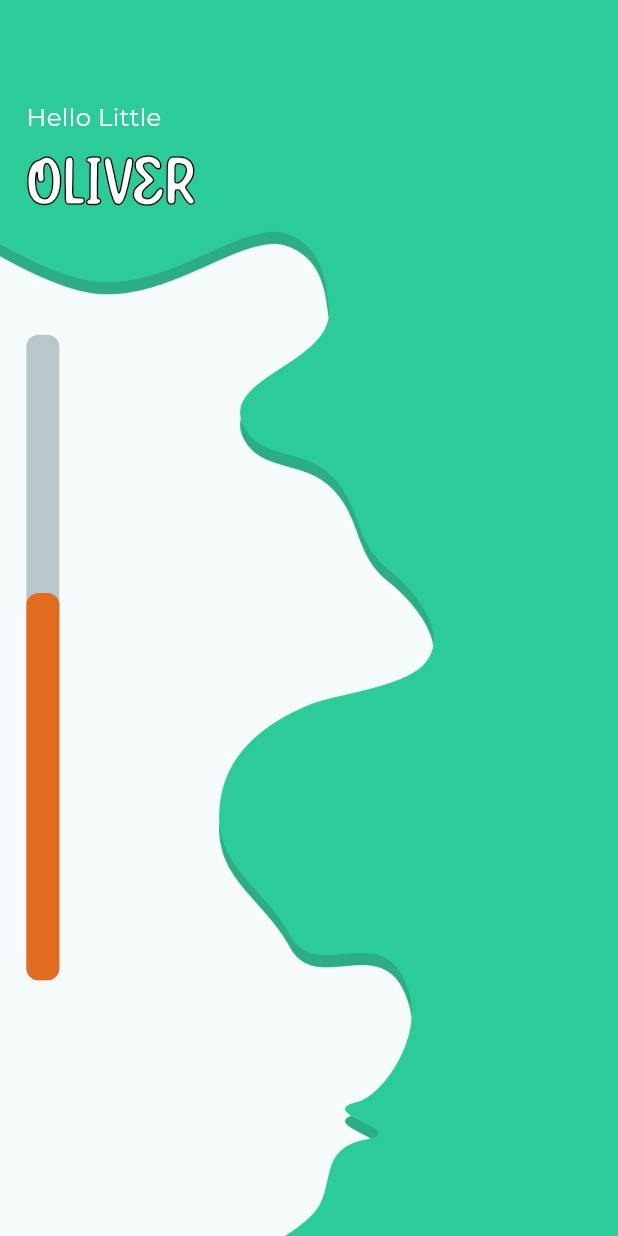
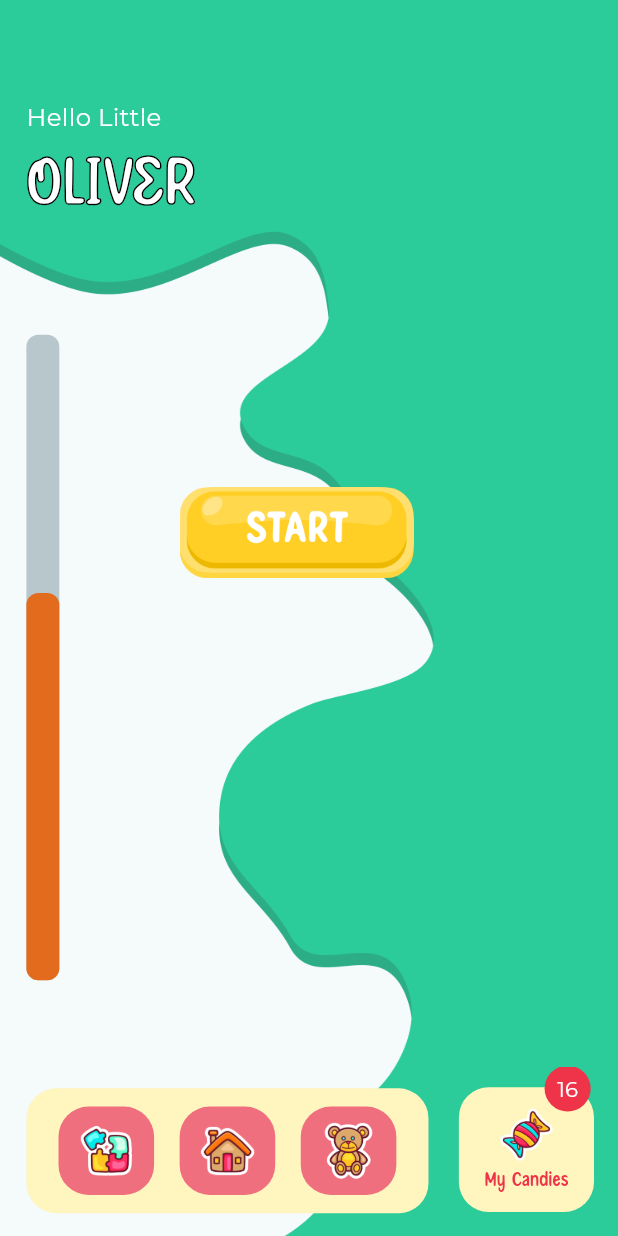
Before and after one commit to youssefhedefa/kid_teaching, a Flutter app: the screen it shows after launch, on a phone screen of 412 x 824 dp. Run offline on Flutter 3.47's test engine with Material 3 defaults, Android fonts, the phone set to English and light mode, and no system bars; drawn by our look-alikes of percent_indicator; our stand-ins replace flutter_screenutil, google_fonts.

Commit message:
add start button create floating button create custom navigator bar

```diff
--- a/lib/core/helper/image_provider.dart
+++ b/lib/core/helper/image_provider.dart
@@ -7,4 +7,12 @@ class AssetImageProvider{
   static const String topStartsImage = 'assets/images/top_stars.png';
   static const String penguinImage = 'assets/images/Penguin.png';
   static const String homeBackgroundImage = 'assets/images/home_background.png';
+  static const String startButtonImage = 'assets/images/start_button.png';
+  static const String candyImage = 'assets/images/candy.png';
+  static const String puzzleImage = 'assets/images/puzzle.png';
+  static const String homeImage = 'assets/images/home.png';
+  static const String bearImage = 'assets/images/bear.png';
+
+
+
 }
--- a/lib/core/theming/colors.dart
+++ b/lib/core/theming/colors.dart
@@ -5,4 +5,7 @@ class ColorProvider{
   static const Color splashTextColor = Color(0xffFFCF25);
   static const Color progressBackgroundColor = Color.fromRGBO(254, 247, 240,0);
   static const Color progressColor = Color(0xffE26B1E);
+  static const Color floatingActionButtonBackgroundColor = Color(0xffFFF5BE);
+  static const Color homeFloatingActionBottomNameColor = Color(0xffEF3349);
+  static const Color bottomNavItemColor = Color(0xffF06F7F);
 }
--- a/lib/core/theming/text_style.dart
+++ b/lib/core/theming/text_style.dart
@@ -1,5 +1,6 @@
 import 'package:flutter/material.dart';
 import 'package:flutter_screenutil/flutter_screenutil.dart';
+import 'package:google_fonts/google_fonts.dart';
 import 'package:kid_teaching/core/theming/colors.dart';
 
 class TextStyleProvider {
@@ -34,4 +35,15 @@ class TextStyleProvider {
         ..color = Colors.black
   );
 
+  static TextStyle homeFloatingActionBottomCounterSemiBold14 = GoogleFonts.montserrat(
+    fontSize: 14.sp,
+    fontWeight: FontWeight.normal,
+    color: Colors.white,
+  );
+
+  static TextStyle homeFloatingActionBottomNameRegular14 = TextStyle(
+    color: ColorProvider.homeFloatingActionBottomNameColor,
+    fontFamily: 'Summary_notes',
+    fontSize: 14.sp,
+  );
 }
--- a/lib/features/home_screen/presentation/views/home_view.dart
+++ b/lib/features/home_screen/presentation/views/home_view.dart
@@ -1,8 +1,6 @@
 import 'package:flutter/material.dart';
-import 'package:flutter_screenutil/flutter_screenutil.dart';
-import 'package:kid_teaching/core/helper/image_provider.dart';
-import 'widgets/home_view_title.dart';
-import 'widgets/indicator_bar.dart';
+import 'package:kid_teaching/features/home_screen/presentation/views/widgets/home_view_body.dart';
+import 'widgets/home_floating_action_button.dart';
 
 class HomeView extends StatefulWidget {
   const HomeView({super.key});
@@ -14,37 +12,9 @@ class HomeView extends StatefulWidget {
 class _HomeViewState extends State<HomeView> {
   @override
   Widget build(BuildContext context) {
-    return Scaffold(
-      body: SizedBox(
-        width: MediaQuery.of(context).size.width,
-        height: MediaQuery.of(context).size.height,
-        child: Stack(
-          children: [
-            const Positioned(
-              right: 0,
-              top: 0,
-              bottom: 0,
-              left: 0,
-              child: Image(
-                fit: BoxFit.fill,
-                image: AssetImage(
-                  AssetImageProvider.homeBackgroundImage,
-                ),
-              ),
-            ),
-            Positioned(
-              left: 16.w,
-              top: 66.h,
-              child: const HomeViewTitle(),
-            ),
-            Positioned(
-              top: 210.h,
-                left: 16.w,
-                child: const IndicatorBar(),
-            ),
-          ],
-        ),
-      ),
+    return const Scaffold(
+      body: HomeViewBody(),
+      floatingActionButton: HomeFloatingActionButton(),
     );
   }
 }
--- /dev/null
+++ b/lib/features/home_screen/presentation/views/widgets/bottom_nav_item.dart
@@ -0,0 +1,29 @@
+
+
+import 'package:flutter/material.dart';
+import 'package:flutter_screenutil/flutter_screenutil.dart';
+import 'package:kid_teaching/core/theming/colors.dart';
+
+class BottomItemNav extends StatelessWidget {
+  const BottomItemNav({super.key, required this.image});
+
+  final String image;
+
+  @override
+  Widget build(BuildContext context) {
+    return Container(
+      width: 58.w,
+      height: 58.h,
+      decoration: BoxDecoration(
+        color: ColorProvider.bottomNavItemColor,
+        borderRadius: BorderRadius.circular(20),
+      ),
+      child: Center(
+        child: Image(
+          width: 42.w,
+          height: 42.h,
+          image: AssetImage(image),),
+      ),
+    );
+  }
+}
--- /dev/null
+++ b/lib/features/home_screen/presentation/views/widgets/custom_bottom_navigator_bar.dart
@@ -0,0 +1,35 @@
+
+
+import 'package:flutter/material.dart';
+import 'package:flutter_screenutil/flutter_screenutil.dart';
+import 'package:kid_teaching/core/helper/image_provider.dart';
+import 'package:kid_teaching/core/theming/colors.dart';
+
+import 'bottom_nav_item.dart';
+
+class CustomBottomNavigatorBar extends StatelessWidget {
+  const CustomBottomNavigatorBar({super.key});
+
+  @override
+  Widget build(BuildContext context) {
+    return Container(
+      width: 244.w,
+      height: 82.h,
+      decoration: BoxDecoration(
+        color: ColorProvider.floatingActionButtonBackgroundColor,
+        borderRadius: BorderRadius.circular(20),
+      ),
+      child: Row(
+        mainAxisAlignment: MainAxisAlignment.spaceBetween,
+        children: [
+          SizedBox(width: 4.w,),
+          const BottomItemNav(image: AssetImageProvider.puzzleImage,),
+          const BottomItemNav(image: AssetImageProvider.homeImage,),
+          const BottomItemNav(image: AssetImageProvider.bearImage,),
+          SizedBox(width: 4.w,),
+
+        ],
+      ),
+    );
+  }
+}
--- /dev/null
+++ b/lib/features/home_screen/presentation/views/widgets/home_floating_action_button.dart
@@ -0,0 +1,58 @@
+import 'package:flutter/material.dart';
+import 'package:flutter_screenutil/flutter_screenutil.dart';
+import 'package:kid_teaching/core/helper/image_provider.dart';
+import 'package:kid_teaching/core/theming/colors.dart';
+import 'package:kid_teaching/core/theming/text_style.dart';
+
+class HomeFloatingActionButton extends StatelessWidget {
+  const HomeFloatingActionButton({super.key});
+
+  @override
+  Widget build(BuildContext context) {
+    return SizedBox(
+      width: 90.w,
+      height: 95.h,
+      child: Stack(
+        alignment: Alignment.bottomRight,
+        children: [
+          Container(
+            width: 82.w,
+            height: 82.h,
+            decoration: BoxDecoration(
+              color: ColorProvider.floatingActionButtonBackgroundColor,
+              borderRadius: BorderRadius.circular(20),
+            ),
+            child: Column(
+              mainAxisAlignment: MainAxisAlignment.center,
+              children: [
+                Image(
+                  width:42.w,
+                  height: 42.h,
+                  image: const AssetImage(
+                    AssetImageProvider.candyImage,
+                  ),
+                ),
+                Text(
+                  'My Candies',
+                  style: TextStyleProvider.homeFloatingActionBottomNameRegular14,
+                ),
+              ],
+            ),
+          ),
+          Positioned(
+            left: 60.w,
+            bottom: 66.h,
+            child: CircleAvatar(
+              radius: 14.dm,
+              backgroundColor: const Color(0xffEF3349),
+              child: Text(
+                '16',
+                style: TextStyleProvider.homeFloatingActionBottomCounterSemiBold14,
+              ),
+            ),
+          ),
+        ],
+      ),
+    );
+  }
+}
--- /dev/null
+++ b/lib/features/home_screen/presentation/views/widgets/home_view_body.dart
@@ -0,0 +1,55 @@
+import 'package:flutter/material.dart';
+import 'package:flutter_screenutil/flutter_screenutil.dart';
+import 'package:kid_teaching/core/helper/image_provider.dart';
+import 'custom_bottom_navigator_bar.dart';
+import 'home_view_title.dart';
+import 'indicator_bar.dart';
+import 'start_button.dart';
+
+class HomeViewBody extends StatelessWidget {
+  const HomeViewBody({super.key});
+
+  @override
+  Widget build(BuildContext context) {
+    return SizedBox(
+      width: MediaQuery.of(context).size.width,
+      height: MediaQuery.of(context).size.height,
+      child: Stack(
+        children: [
+          const Positioned(
+            right: 0,
+            top: 0,
+            bottom: 0,
+            left: 0,
+            child: Image(
+              fit: BoxFit.fill,
+              image: AssetImage(
+                AssetImageProvider.homeBackgroundImage,
+              ),
+            ),
+          ),
+          Positioned(
+            left: 16.w,
+            top: 66.h,
+            child: const HomeViewTitle(),
+          ),
+          Positioned(
+            top: 210.h,
+            left: 16.w,
+            child: const IndicatorBar(),
+          ),
+          Positioned(
+            top: 320.h,
+            left: 100.w,
+            child: const StartButton(),
+          ),
+          Positioned(
+            left: 16.w,
+            bottom: 15.h,
+            child: const CustomBottomNavigatorBar(),
+          ),
+        ],
+      ),
+    );
+  }
+}
--- /dev/null
+++ b/lib/features/home_screen/presentation/views/widgets/start_button.dart
@@ -0,0 +1,23 @@
+
+
+import 'package:flutter/material.dart';
+import 'package:flutter_screenutil/flutter_screenutil.dart';
+import 'package:kid_teaching/core/helper/image_provider.dart';
+
+class StartButton extends StatelessWidget {
+  const StartButton({super.key});
+
+  @override
+  Widget build(BuildContext context) {
+    return GestureDetector(
+      onTap: (){},
+      child: Image(
+        width: 160.w,
+        height: 60.h,
+        image: const AssetImage(
+          AssetImageProvider.startButtonImage,
+        ),
+      ),
+    );
+  }
+}
```
Also changed, not shown: assets/images/bear.png (added), assets/images/candy.png (added), assets/images/home.png (added), assets/images/puzzle.png (added), assets/images/start_button.png (added).
